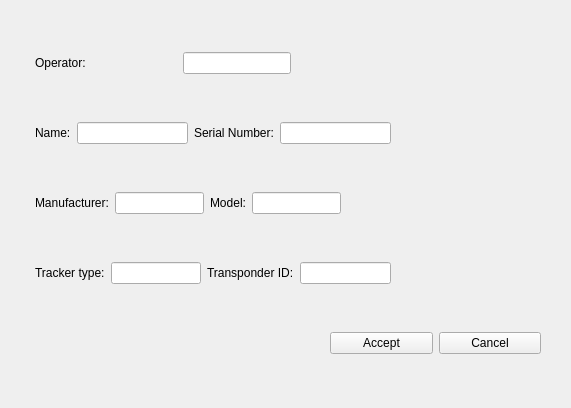
This is src/uat_tool/presentation/views/ui/form_drone.ui in vazmasero/UAT-Tool as Qt 5 draws it before an edit. The edited form follows.
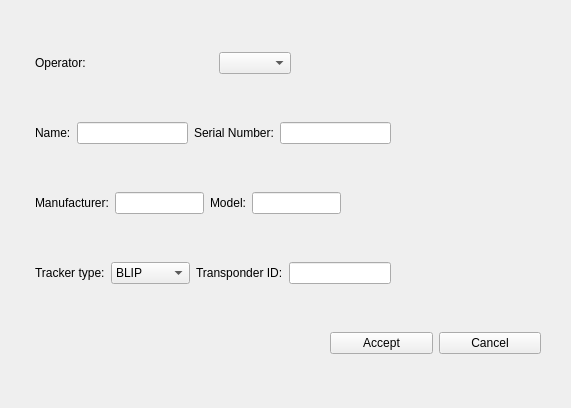
This is the edited form.

The edit to the form file:
```diff
--- a/src/uat_tool/presentation/views/ui/form_drone.ui
+++ b/src/uat_tool/presentation/views/ui/form_drone.ui
@@ -42,7 +42,7 @@
       </widget>
      </item>
      <item>
-      <widget class="QLineEdit" name="le_operator"/>
+      <widget class="QComboBox" name="cb_operator"/>
      </item>
     </layout>
    </item>
@@ -125,7 +125,18 @@
       </widget>
      </item>
      <item>
-      <widget class="QLineEdit" name="le_tracker_type"/>
+      <widget class="QComboBox" name="cb_tracker_type">
+       <item>
+        <property name="text">
+         <string>BLIP</string>
+        </property>
+       </item>
+       <item>
+        <property name="text">
+         <string>GCS-API</string>
+        </property>
+       </item>
+      </widget>
      </item>
      <item>
       <widget class="QLabel" name="lbl_transponder_id">
```
